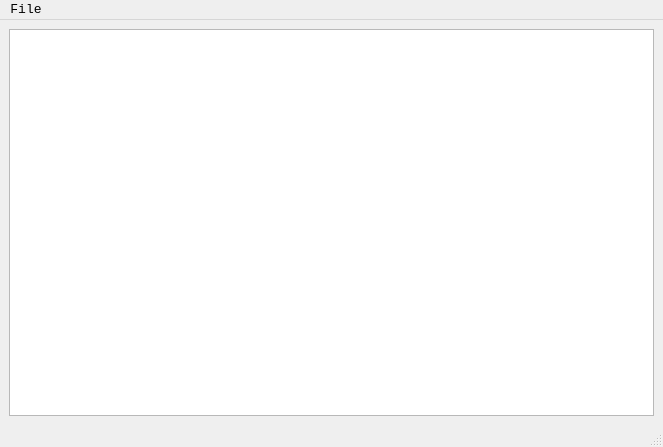
Qt form typewriterpy/main.ui (hodge-py/TypeWriterPy) before a commit.
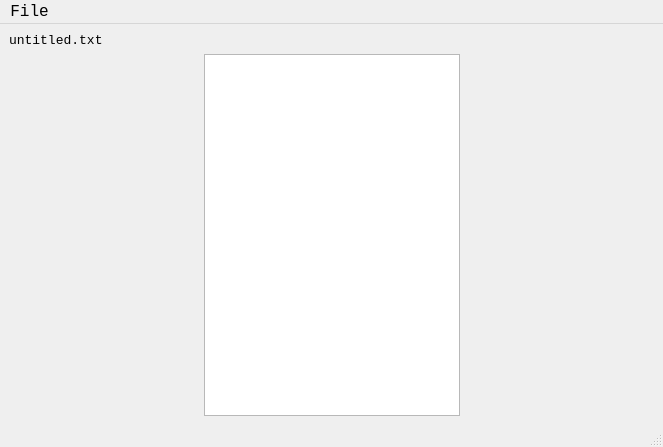
The same form after that commit.

```diff
--- a/typewriterpy/main.ui
+++ b/typewriterpy/main.ui
@@ -22,9 +22,35 @@
   <widget class="QWidget" name="centralwidget">
    <layout class="QVBoxLayout" name="verticalLayout_2">
     <item>
-     <layout class="QVBoxLayout" name="verticalLayout">
+     <widget class="QLabel" name="labeltxt">
+      <property name="text">
+       <string>untitled.txt</string>
+      </property>
+     </widget>
+    </item>
+    <item>
+     <layout class="QHBoxLayout" name="horizontalLayout">
+      <item>
+       <spacer name="horizontalSpacer">
+        <property name="orientation">
+         <enum>Qt::Horizontal</enum>
+        </property>
+        <property name="sizeHint" stdset="0">
+         <size>
+          <width>40</width>
+          <height>20</height>
+         </size>
+        </property>
+       </spacer>
+      </item>
       <item>
        <widget class="QTextEdit" name="textEdit">
+        <property name="sizePolicy">
+         <sizepolicy hsizetype="Expanding" vsizetype="Expanding">
+          <horstretch>0</horstretch>
+          <verstretch>0</verstretch>
+         </sizepolicy>
+        </property>
         <property name="font">
          <font>
           <family>Courier New</family>
@@ -36,10 +62,23 @@
 &lt;html&gt;&lt;head&gt;&lt;meta name=&quot;qrichtext&quot; content=&quot;1&quot; /&gt;&lt;style type=&quot;text/css&quot;&gt;
 p, li { white-space: pre-wrap; }
 &lt;/style&gt;&lt;/head&gt;&lt;body style=&quot; font-family:'Courier New'; font-size:10pt; font-weight:400; font-style:normal;&quot;&gt;
-&lt;p style=&quot;-qt-paragraph-type:empty; margin-top:0px; margin-bottom:0px; margin-left:0px; margin-right:0px; -qt-block-indent:0; text-indent:0px;&quot;&gt;&lt;br /&gt;&lt;/p&gt;&lt;/body&gt;&lt;/html&gt;</string>
+&lt;p style=&quot;-qt-paragraph-type:empty; margin-top:0px; margin-bottom:0px; margin-left:0px; margin-right:0px; -qt-block-indent:0; text-indent:0px; line-height:200%;&quot;&gt;&lt;br /&gt;&lt;/p&gt;&lt;/body&gt;&lt;/html&gt;</string>
         </property>
        </widget>
       </item>
+      <item>
+       <spacer name="horizontalSpacer_2">
+        <property name="orientation">
+         <enum>Qt::Horizontal</enum>
+        </property>
+        <property name="sizeHint" stdset="0">
+         <size>
+          <width>40</width>
+          <height>20</height>
+         </size>
+        </property>
+       </spacer>
+      </item>
      </layout>
     </item>
    </layout>
@@ -51,10 +90,22 @@
      <x>0</x>
      <y>0</y>
      <width>663</width>
-     <height>22</height>
+     <height>24</height>
     </rect>
    </property>
+   <property name="font">
+    <font>
+     <family>Courier New</family>
+     <pointsize>12</pointsize>
+    </font>
+   </property>
    <widget class="QMenu" name="menuFile">
+    <property name="font">
+     <font>
+      <family>Courier New</family>
+      <pointsize>10</pointsize>
+     </font>
+    </property>
     <property name="title">
      <string>File</string>
     </property>
```
